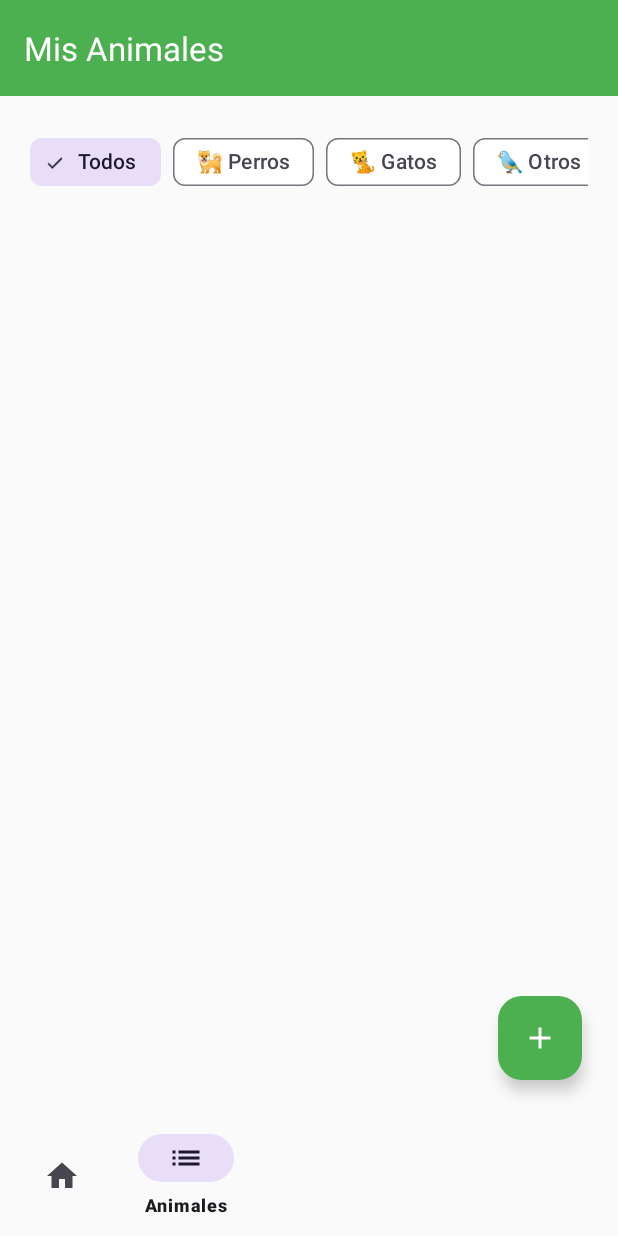
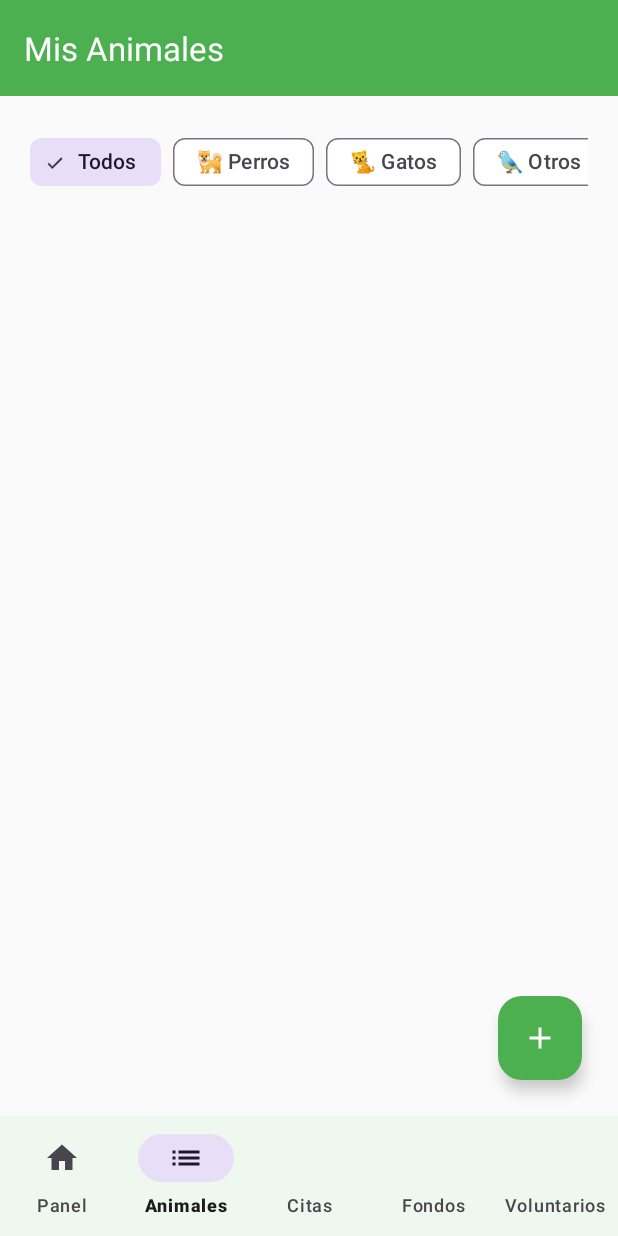
Before and after one commit to Andy-Gomez-sw/PawRescue, an Android app: the ListaAnimalesFragment screen opened through its navigation route, on a phone screen of 412 x 824 dp. Run offline under Robolectric (Android 15) with nearby library versions, the phone set to English and light mode, and no system bars; our stand-ins replace Dagger/Hilt's generated code, Firebase (no records; nobody signed in at launch, a user with empty details on screens opened directly), navigation-ui.

Commit message:
ARREGLOS 3

```diff
--- a/app/src/main/java/com/refugio/pawrescue/ui/theme/dashboard/DashboardFragment.kt
+++ b/app/src/main/java/com/refugio/pawrescue/ui/theme/dashboard/DashboardFragment.kt
@@ -7,6 +7,7 @@ import android.os.Bundle
 import android.view.LayoutInflater
 import android.view.View
 import android.view.ViewGroup
+import android.widget.Toast
 import androidx.fragment.app.Fragment
 import androidx.fragment.app.viewModels
 import androidx.navigation.fragment.findNavController
@@ -16,13 +17,14 @@ import com.refugio.pawrescue.databinding.FragmentDashboardBinding
 import com.refugio.pawrescue.ui.theme.animales.adapters.AnimalesAdapter
 import com.refugio.pawrescue.ui.theme.rescate.NuevoRescateActivity
 import com.refugio.pawrescue.ui.theme.utils.Constants
+import dagger.hilt.android.AndroidEntryPoint
 
+@AndroidEntryPoint
 class DashboardFragment : Fragment() {
 
     private var _binding: FragmentDashboardBinding? = null
     private val binding get() = _binding!!
 
-    // Asegúrate de que el ViewModel exista y esté implementado
     private val viewModel: DashboardViewModel by viewModels()
     private lateinit var animalesAdapter: AnimalesAdapter
     private lateinit var prefs: SharedPreferences
@@ -41,63 +43,47 @@ class DashboardFragment : Fragment() {
 
         prefs = requireContext().getSharedPreferences(Constants.PREFS_NAME, Context.MODE_PRIVATE)
 
-        // --- ¡AQUÍ ESTÁ LA LÓGICA DE ROLES! ---
         setupUIBasedOnRole()
-        // ------------------------------------
-
         setupRecyclerView()
         observeViewModel()
         loadData()
     }
 
     private fun setupUIBasedOnRole() {
-        // 1. Leemos el rol que guardamos en el Login
         val userRole = prefs.getString(Constants.KEY_USER_ROL, Constants.ROL_VOLUNTARIO)
-
-        // 2. Leemos el nombre de usuario
         val userName = prefs.getString("user_name", "Usuario") ?: "Usuario"
 
-        // 3. Usamos un 'when' (como un 'if') para decidir qué mostrar
         when (userRole) {
             Constants.ROL_ADMIN -> {
-                // --- VISTA DE ADMIN ---
                 binding.tvGreeting.text = "Hola [Admin], $userName"
-
-                // Los admins pueden ver y usar todo
                 binding.cardNewRescue.visibility = View.VISIBLE
                 binding.cardChecklist.visibility = View.VISIBLE
                 binding.cardVetUrgent.visibility = View.VISIBLE
 
-                // Listeners para Admin
                 binding.cardNewRescue.setOnClickListener {
                     val intent = Intent(requireContext(), NuevoRescateActivity::class.java)
                     startActivity(intent)
                 }
                 binding.cardChecklist.setOnClickListener {
                     // TODO: Navigate to checklist
+                    Toast.makeText(requireContext(), "Checklist (próximamente)", Toast.LENGTH_SHORT).show()
                 }
                 binding.cardVetUrgent.setOnClickListener {
                     // TODO: Navigate to vet report
+                    Toast.makeText(requireContext(), "Veterinaria Urgente (próximamente)", Toast.LENGTH_SHORT).show()
                 }
             }
             Constants.ROL_VOLUNTARIO -> {
-                // --- VISTA DE VOLUNTARIO ---
                 binding.tvGreeting.text = "Hola [Voluntario], $userName"
+                binding.cardNewRescue.visibility = View.GONE
+                binding.cardChecklist.visibility = View.VISIBLE
+                binding.cardVetUrgent.visibility = View.GONE
 
-                // Los voluntarios NO pueden crear rescates (es un ejemplo)
-                binding.cardNewRescue.visibility = View.GONE
-
-                // Quizás sí pueden ver otras cosas
-                binding.cardChecklist.visibility = View.VISIBLE
-                binding.cardVetUrgent.visibility = View.GONE // Quizás tampoco ven esto
-
-                // Listeners para Voluntario
                 binding.cardChecklist.setOnClickListener {
-                    // TODO: Navigate to checklist
+                    Toast.makeText(requireContext(), "Checklist (próximamente)", Toast.LENGTH_SHORT).show()
                 }
             }
             else -> {
-                // Por si acaso, ocultamos todo si el rol es desconocido
                 binding.tvGreeting.text = "Hola, $userName"
                 binding.cardNewRescue.visibility = View.GONE
                 binding.cardChecklist.visibility = View.GONE
@@ -105,18 +91,20 @@ class DashboardFragment : Fragment() {
             }
         }
 
-        // Esto es común para ambos
         val refugioName = prefs.getString("refugio_name", "Refugio") ?: "Refugio"
         binding.tvRefugio.text = "Refugio: $refugioName"
     }
 
-
     private fun setupRecyclerView() {
         animalesAdapter = AnimalesAdapter { animal ->
-            // (Asumiendo que creaste esta acción en tu nav_graph.xml)
-            val action = DashboardFragmentDirections
-                .actionDashboardFragmentToPerfilAnimalFragment(animal.id)
-            findNavController().navigate(action)
+            try {
+                val action = DashboardFragmentDirections
+                    .actionDashboardFragmentToPerfilAnimalFragment(animal.id)
+                findNavController().navigate(action)
+            } catch (e: Exception) {
+                Toast.makeText(requireContext(), "Error al abrir perfil", Toast.LENGTH_SHORT).show()
+                android.util.Log.e("Navigation", "Error: ${e.message}")
+            }
         }
 
         binding.rvAnimales.apply {
--- a/app/src/main/java/com/refugio/pawrescue/ui/theme/main/MainActivity.kt
+++ b/app/src/main/java/com/refugio/pawrescue/ui/theme/main/MainActivity.kt
@@ -4,7 +4,6 @@ import android.os.Bundle
 import androidx.appcompat.app.AppCompatActivity
 import androidx.navigation.fragment.NavHostFragment
 import androidx.navigation.ui.setupWithNavController
-import com.google.android.material.bottomnavigation.BottomNavigationView
 import com.refugio.pawrescue.R
 import com.refugio.pawrescue.databinding.ActivityMainBinding
 import dagger.hilt.android.AndroidEntryPoint
@@ -27,7 +26,7 @@ class MainActivity : AppCompatActivity() {
             .findFragmentById(R.id.nav_host_fragment) as NavHostFragment
         val navController = navHostFragment.navController
 
-        val bottomNav = findViewById<BottomNavigationView>(R.id.bottom_nav_view)
-        bottomNav.setupWithNavController(navController)
+        // Conectar el BottomNavigationView con el NavController
+        binding.bottomNavigation.setupWithNavController(navController)
     }
 }
--- a/app/src/main/res/layout/activity_main.xml
+++ b/app/src/main/res/layout/activity_main.xml
@@ -2,31 +2,32 @@
 <androidx.constraintlayout.widget.ConstraintLayout
     xmlns:android="http://schemas.android.com/apk/res/android"
     xmlns:app="http://schemas.android.com/apk/res-auto"
-    xmlns:tools="http://schemas.android.com/tools"
     android:layout_width="match_parent"
-    android:layout_height="match_parent"
-    tools:context=".ui.theme.main.MainActivity">
+    android:layout_height="match_parent">
 
+    <!-- NavHostFragment para la navegación -->
     <androidx.fragment.app.FragmentContainerView
         android:id="@+id/nav_host_fragment"
         android:name="androidx.navigation.fragment.NavHostFragment"
         android:layout_width="0dp"
         android:layout_height="0dp"
         app:defaultNavHost="true"
-        app:navGraph="@navigation/nav_graph"
-        app:layout_constraintBottom_toTopOf="@id/bottom_nav_view"
-        app:layout_constraintLeft_toLeftOf="parent"
-        app:layout_constraintRight_toRightOf="parent"
-        app:layout_constraintTop_toTopOf="parent" />
+        app:layout_constraintBottom_toTopOf="@id/bottomNavigation"
+        app:layout_constraintEnd_toEndOf="parent"
+        app:layout_constraintStart_toStartOf="parent"
+        app:layout_constraintTop_toTopOf="parent"
+        app:navGraph="@navigation/nav_graph" />
 
+    <!-- Bottom Navigation -->
     <com.google.android.material.bottomnavigation.BottomNavigationView
-        android:id="@+id/bottom_nav_view"
+        android:id="@+id/bottomNavigation"
         android:layout_width="0dp"
         android:layout_height="wrap_content"
-        android:background="?android:attr/windowBackground"
+        android:background="?attr/colorSurface"
+        app:layout_constraintBottom_toBottomOf="parent"
+        app:layout_constraintEnd_toEndOf="parent"
+        app:layout_constraintStart_toStartOf="parent"
         app:menu="@menu/bottom_nav_menu"
-        app:layout_constraintBottom_toBottomOf="parent"
-        app:layout_constraintLeft_toLeftOf="parent"
-        app:layout_constraintRight_toRightOf="parent" />
+        app:labelVisibilityMode="labeled" />
 
 </androidx.constraintlayout.widget.ConstraintLayout>
--- a/app/src/main/res/navigation/nav_graph.xml
+++ b/app/src/main/res/navigation/nav_graph.xml
@@ -5,74 +5,69 @@
     android:id="@+id/nav_graph"
     app:startDestination="@id/dashboardFragment">
 
-    <!-- Destino Principal (Común para ambos) -->
+    <!-- Dashboard -->
     <fragment
         android:id="@+id/dashboardFragment"
         android:name="com.refugio.pawrescue.ui.theme.dashboard.DashboardFragment"
-        android:label="Dashboard"
+        android:label="Panel"
         tools:layout="@layout/fragment_dashboard">
-        <!-- Acción para ir del Dashboard al Perfil del Animal -->
+
+        <!-- Navegación a Perfil Animal desde Dashboard -->
         <action
-            android:id="@+id/actionDashboardFragmentToPerfilAnimalFragment"
+            android:id="@+id/action_dashboardFragment_to_perfilAnimalFragment"
+            app:destination="@id/perfilAnimalFragment" />
+
+        <!-- Navegación a Lista Animales desde Dashboard -->
+        <action
+            android:id="@+id/action_dashboardFragment_to_listaAnimalesFragment"
+            app:destination="@id/listaAnimalesFragment" />
+    </fragment>
+
+    <!-- Lista de Animales -->
+    <fragment
+        android:id="@+id/listaAnimalesFragment"
+        android:name="com.refugio.pawrescue.ui.theme.animales.ListaAnimalesFragment"
+        android:label="Animales"
+        tools:layout="@layout/fragment_lista_animales">
+
+        <!-- Navegación a Perfil Animal desde Lista -->
+        <action
+            android:id="@+id/action_listaAnimalesFragment_to_perfilAnimalFragment"
             app:destination="@id/perfilAnimalFragment" />
     </fragment>
 
-    <!-- Destino Común -->
-    <fragment
-        android:id="@+id/listaAnimalesFragment"
-        android:name="com.refugio.pawrescue.ui.theme.animales.ListaAnimalesFragment"
-        android:label="Mis Animales"
-        tools:layout="@layout/fragment_lista_animales">
-        <!-- Acción para ir de la Lista al Perfil del Animal -->
-        <action
-            android:id="@+id/actionListaAnimalesFragmentToPerfilAnimalFragment"
-            app:destination="@id/perfilAnimalFragment" />
-    </fragment>
-
-    <!-- Destino Común -->
+    <!-- Perfil del Animal -->
     <fragment
         android:id="@+id/perfilAnimalFragment"
         android:name="com.refugio.pawrescue.ui.theme.animales.PerfilAnimalFragment"
         android:label="Perfil Animal"
         tools:layout="@layout/fragment_perfil_animal">
+
+        <!-- Argumento requerido: ID del animal -->
         <argument
             android:name="animalId"
-            app:argType="string"/>
+            app:argType="string" />
     </fragment>
 
-    <!-- Destino Voluntario -->
-    <fragment
-        android:id="@+id/profileFragment"
-        android:name="com.refugio.pawrescue.ui.theme.profile.ProfileFragment"
-        android:label="Perfil"
-        tools:layout="@layout/fragment_profile"/>
-
-    <!--
-      NUEVOS FRAGMENTOS DE ADMIN
-      (Asegúrate de crear los archivos .kt y .xml para estos)
-    -->
+    <!-- Citas -->
     <fragment
         android:id="@+id/citasFragment"
         android:name="com.refugio.pawrescue.ui.theme.admin.CitasFragment"
-        android:label="Citas de Adopción"
+        android:label="Citas"
         tools:layout="@layout/fragment_citas" />
 
+    <!-- Donaciones -->
     <fragment
         android:id="@+id/donacionesFragment"
         android:name="com.refugio.pawrescue.ui.theme.admin.DonacionesFragment"
-        android:label="Donaciones y Gastos"
+        android:label="Fondos"
         tools:layout="@layout/fragment_donaciones" />
 
+    <!-- Voluntarios -->
     <fragment
         android:id="@+id/voluntariosFragment"
         android:name="com.refugio.pawrescue.ui.theme.admin.VoluntariosFragment"
-        android:label="Gestión de Voluntarios"
+        android:label="Voluntarios"
         tools:layout="@layout/fragment_voluntarios" />
 
-    <fragment
-        android:id="@+id/statsFragment"
-        android:name="com.refugio.pawrescue.ui.theme.stats.StatsFragment"
-        android:label="Estadísticas"
-        tools:layout="@layout/fragment_stats"/>
-
 </navigation>
--- a/build.gradle.kts
+++ b/build.gradle.kts
@@ -4,4 +4,5 @@ plugins {
     id("com.google.gms.google-services") version "4.4.0" apply false
     id("androidx.navigation.safeargs.kotlin") version "2.7.6" apply false
     id("com.google.dagger.hilt.android") version "2.48" apply false
+
 }
```
Also changed, not shown: app/src/main/AndroidManifest.xml (+3 -8 lines), app/src/main/java/com/refugio/pawrescue/MyApplication.kt (deleted, +0 -120 lines), app/src/main/java/com/refugio/pawrescue/PawRescueApplication.kt (added, +7 -0 lines), app/src/main/java/com/refugio/pawrescue/data/model/repository/DonacionesRepository.kt (+5 -2 lines), app/src/main/java/com/refugio/pawrescue/ui/theme/animales/ListaAnimalesFragment.kt (+11 -3 lines), app/src/main/java/com/refugio/pawrescue/ui/theme/auth/LoginActivity.kt (+6 -1 lines), app/src/main/java/com/refugio/pawrescue/ui/theme/main/MyApplication.kt (added, +26 -0 lines), app/src/main/java/com/refugio/pawrescue/ui/theme/splash/SplashActivity.kt (+23 -2 lines).
